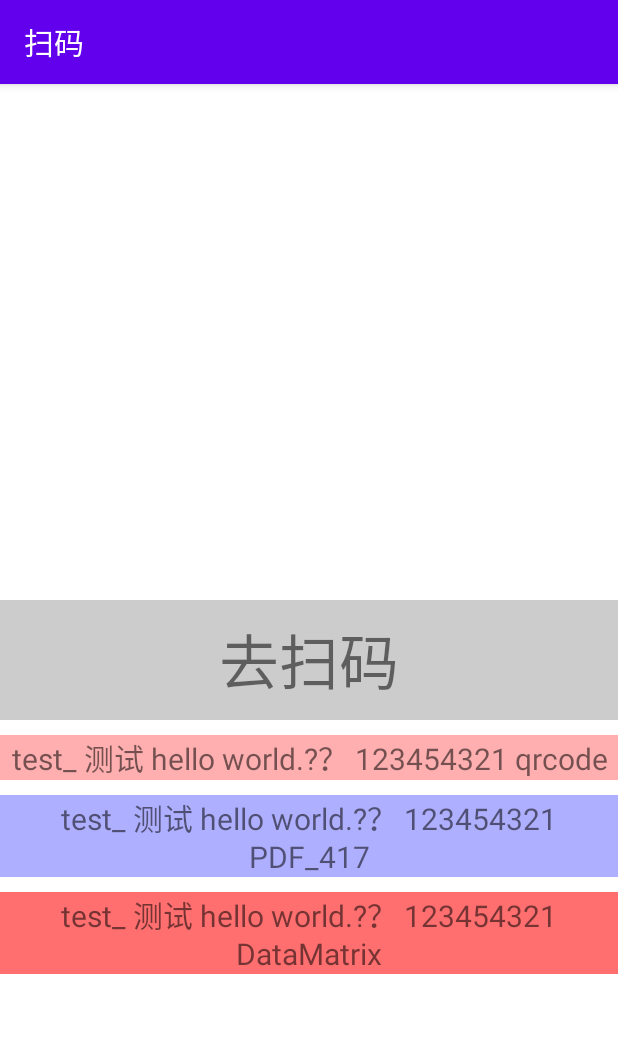
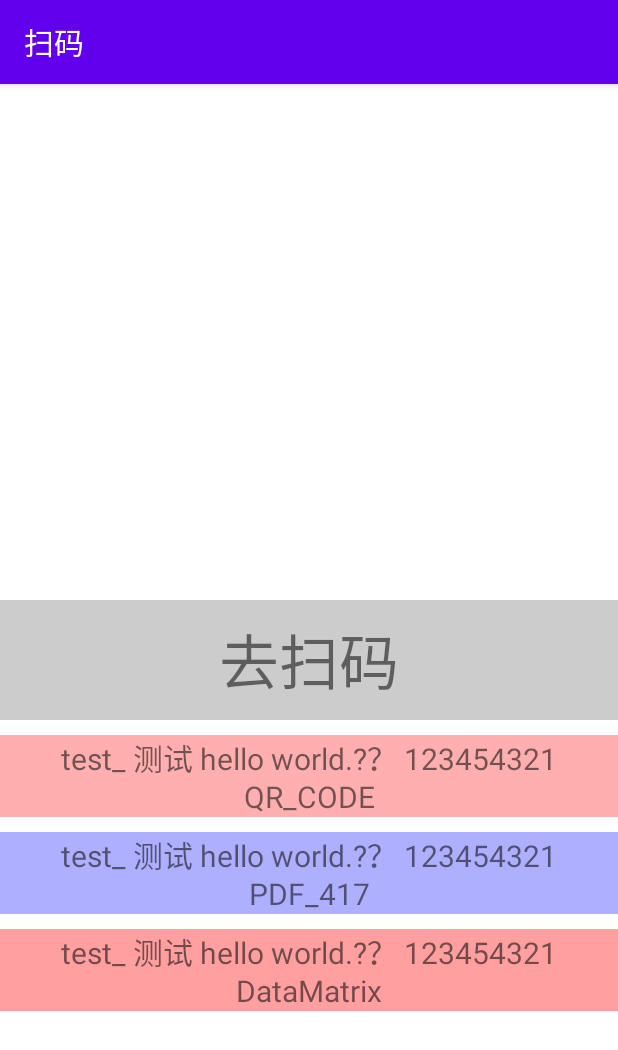
Before and after one commit to mengzhinan/zxing_test, an Android app: the screen it shows after launch (MainActivity), on a phone screen of 412 x 824 dp. Shown: the top 1050 px of the screen. Run offline under Robolectric (Android 15) with nearby library versions, the phone set to English and light mode, and no system bars.

Commit message:
修改生成二维码界面

```diff
--- a/app/src/main/res/layout/activity_main.xml
+++ b/app/src/main/res/layout/activity_main.xml
@@ -26,7 +26,7 @@
         android:layout_marginTop="10dp"
         android:background="#50ff0000"
         android:gravity="center"
-        android:text="test_ 测试 hello world.?？ 123454321 qrcode"
+        android:text="test_ 测试 hello world.?？ 123454321 QR_CODE"
         android:textAllCaps="false"
         android:textSize="20sp"
         app:layout_constraintLeft_toLeftOf="parent"
@@ -52,7 +52,7 @@
         android:layout_width="match_parent"
         android:layout_height="wrap_content"
         android:layout_marginTop="10dp"
-        android:background="#90ff0000"
+        android:background="#60ff0000"
         android:gravity="center"
         android:text="test_ 测试 hello world.?？ 123454321 DataMatrix"
         android:textAllCaps="false"
```
